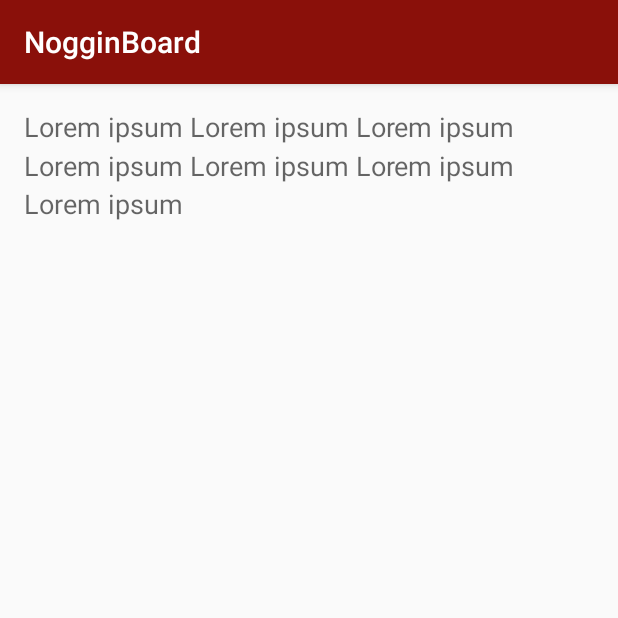
After one commit to busisd/NogginBoard, an Android app: the fragment ScreenSlidePageFragment shown on its own in the app's theme, on a phone screen of 412 x 824 dp, the top half of it. The commit adds this screen. Run offline under Robolectric (Android 15) with nearby library versions, the phone set to English and light mode, and no system bars.

Commit message:
Working on adding the second fragment; main activity still works

```diff
--- a/app/src/main/AndroidManifest.xml
+++ b/app/src/main/AndroidManifest.xml
@@ -17,6 +17,7 @@
                 <category android:name="android.intent.category.LAUNCHER" />
             </intent-filter>
         </activity>
+        <activity android:name=".MainActivity$ScreenSlidePagerActivity" />
     </application>
 
 </manifest>
--- a/app/src/main/java/com/example/nogginboard/MainActivity.java
+++ b/app/src/main/java/com/example/nogginboard/MainActivity.java
@@ -1,9 +1,15 @@
 package com.example.nogginboard;
 
 import android.media.MediaPlayer;
+import android.support.v4.app.Fragment;
+import android.support.v4.app.FragmentActivity;
+import android.support.v4.view.PagerAdapter;
+import android.support.v4.view.ViewPager;
 import android.support.v7.app.AppCompatActivity;
 import android.os.Bundle;
+import android.view.LayoutInflater;
 import android.view.View;
+import android.view.ViewGroup;
 import android.widget.ImageView;
 
 public class MainActivity extends AppCompatActivity {
--- /dev/null
+++ b/app/src/main/java/com/example/nogginboard/ScreenSlidePageFragment.java
@@ -0,0 +1,15 @@
+package com.example.nogginboard;
+
+import android.os.Bundle;
+import android.support.v4.app.Fragment;
+import android.view.LayoutInflater;
+import android.view.View;
+import android.view.ViewGroup;
+
+public class ScreenSlidePageFragment extends Fragment {
+    @Override
+    public View onCreateView(LayoutInflater inflater, ViewGroup container, Bundle savedInstanceState) {
+        ViewGroup arkView = (ViewGroup) inflater.inflate(R.layout.arkantos, container, false);
+        return arkView;
+    }
+}
--- /dev/null
+++ b/app/src/main/res/layout/activity_screen_slide.xml
@@ -0,0 +1,6 @@
+<!-- activity_screen_slide.xml -->
+<android.support.v4.view.ViewPager
+    xmlns:android="http://schemas.android.com/apk/res/android"
+    android:id="@+id/pager"
+    android:layout_width="match_parent"
+    android:layout_height="match_parent" />
--- /dev/null
+++ b/app/src/main/res/layout/arkantos.xml
@@ -0,0 +1,12 @@
+<?xml version="1.0" encoding="utf-8"?>
+<ScrollView xmlns:android="http://schemas.android.com/apk/res/android"
+    android:layout_width="match_parent" android:layout_height="match_parent">
+
+    <TextView style="?android:textAppearanceMedium"
+        android:padding="16dp"
+        android:lineSpacingMultiplier="1.2"
+        android:layout_width="match_parent"
+        android:layout_height="wrap_content"
+        android:text="@string/lorem_ipsum" />
+
+</ScrollView>
```
Also changed, not shown: app/src/main/java/com/example/nogginboard/ScreenSlidePagerActivity.java (added, +17 -0 lines), app/src/main/res/values/strings.xml (+4 -3 lines).
